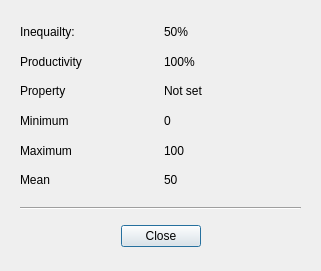
Above: statsdialog.ui from Obson/MicroSim-GUI before the change. Below: the same form after it.
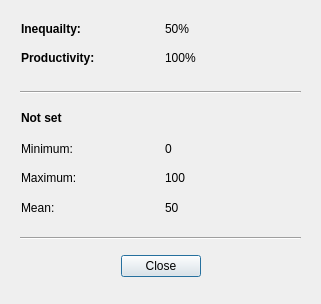
That is the form after the change.

Commit message:
Improved toolbar behaviour
Statistics button now disabled until property selected, and prompt given to save current profile, if it has changed, before changing to a different one.

Diff of the .ui file:
```diff
--- a/statsdialog.ui
+++ b/statsdialog.ui
@@ -7,7 +7,7 @@
     <x>0</x>
     <y>0</y>
     <width>321</width>
-    <height>271</height>
+    <height>304</height>
    </rect>
   </property>
   <property name="windowTitle">
@@ -17,7 +17,7 @@
    <property name="geometry">
     <rect>
      <x>50</x>
-     <y>220</y>
+     <y>250</y>
      <width>221</width>
      <height>32</height>
     </rect>
@@ -36,7 +36,7 @@
    <property name="geometry">
     <rect>
      <x>20</x>
-     <y>200</y>
+     <y>230</y>
      <width>281</width>
      <height>16</height>
     </rect>
@@ -45,101 +45,179 @@
     <enum>Qt::Horizontal</enum>
    </property>
   </widget>
-  <widget class="QWidget" name="layoutWidget">
+  <widget class="Line" name="line_2">
    <property name="geometry">
     <rect>
      <x>20</x>
-     <y>20</y>
+     <y>84</y>
      <width>281</width>
-     <height>172</height>
+     <height>16</height>
     </rect>
    </property>
-   <layout class="QGridLayout" name="gridLayout_2">
-    <item row="0" column="1">
+   <property name="orientation">
+    <enum>Qt::Horizontal</enum>
+   </property>
+  </widget>
      <widget class="QLabel" name="labGini">
+   <property name="geometry">
+    <rect>
+     <x>165</x>
+     <y>21</y>
+     <width>81</width>
+     <height>16</height>
+    </rect>
+   </property>
       <property name="text">
        <string>50%</string>
       </property>
      </widget>
-    </item>
-    <item row="3" column="1">
      <widget class="QLabel" name="labMin">
+   <property name="geometry">
+    <rect>
+     <x>165</x>
+     <y>141</y>
+     <width>71</width>
+     <height>16</height>
+    </rect>
+   </property>
       <property name="text">
        <string>0</string>
       </property>
      </widget>
-    </item>
-    <item row="1" column="0">
      <widget class="QLabel" name="label_3">
-      <property name="text">
-       <string>Productivity</string>
-      </property>
-     </widget>
-    </item>
-    <item row="2" column="0">
-     <widget class="QLabel" name="label_5">
+   <property name="geometry">
+    <rect>
+     <x>21</x>
+     <y>50</y>
+     <width>111</width>
+     <height>16</height>
+    </rect>
+   </property>
+   <property name="font">
+    <font>
+     <weight>75</weight>
+     <bold>true</bold>
+    </font>
+   </property>
       <property name="text">
-       <string>Property</string>
-      </property>
-     </widget>
-    </item>
-    <item row="1" column="1">
+    <string>Productivity:</string>
+   </property>
+  </widget>
      <widget class="QLabel" name="labProductivity">
+   <property name="geometry">
+    <rect>
+     <x>165</x>
+     <y>50</y>
+     <width>81</width>
+     <height>16</height>
+    </rect>
+   </property>
       <property name="text">
        <string>100%</string>
       </property>
      </widget>
-    </item>
-    <item row="4" column="1">
      <widget class="QLabel" name="labMax">
+   <property name="geometry">
+    <rect>
+     <x>165</x>
+     <y>170</y>
+     <width>81</width>
+     <height>16</height>
+    </rect>
+   </property>
       <property name="text">
        <string>100</string>
       </property>
      </widget>
-    </item>
-    <item row="4" column="0">
      <widget class="QLabel" name="label_8">
+   <property name="geometry">
+    <rect>
+     <x>21</x>
+     <y>170</y>
+     <width>62</width>
+     <height>16</height>
+    </rect>
+   </property>
       <property name="text">
-       <string>Maximum</string>
-      </property>
-     </widget>
-    </item>
-    <item row="5" column="0">
+    <string>Maximum:</string>
+   </property>
+  </widget>
      <widget class="QLabel" name="label_10">
+   <property name="geometry">
+    <rect>
+     <x>21</x>
+     <y>200</y>
+     <width>37</width>
+     <height>16</height>
+    </rect>
+   </property>
       <property name="text">
-       <string>Mean</string>
-      </property>
-     </widget>
-    </item>
-    <item row="5" column="1">
+    <string>Mean:</string>
+   </property>
+  </widget>
      <widget class="QLabel" name="labMean">
+   <property name="geometry">
+    <rect>
+     <x>165</x>
+     <y>200</y>
+     <width>81</width>
+     <height>16</height>
+    </rect>
+   </property>
       <property name="text">
        <string>50</string>
       </property>
      </widget>
-    </item>
-    <item row="0" column="0">
      <widget class="QLabel" name="label">
+   <property name="geometry">
+    <rect>
+     <x>21</x>
+     <y>21</y>
+     <width>101</width>
+     <height>16</height>
+    </rect>
+   </property>
+   <property name="font">
+    <font>
+     <weight>75</weight>
+     <bold>true</bold>
+    </font>
+   </property>
       <property name="text">
        <string>Inequailty:</string>
       </property>
      </widget>
-    </item>
-    <item row="3" column="0">
      <widget class="QLabel" name="label_6">
+   <property name="geometry">
+    <rect>
+     <x>21</x>
+     <y>141</y>
+     <width>59</width>
+     <height>16</height>
+    </rect>
+   </property>
       <property name="text">
-       <string>Minimum</string>
-      </property>
-     </widget>
-    </item>
-    <item row="2" column="1">
+    <string>Minimum:</string>
+   </property>
+  </widget>
      <widget class="QLabel" name="labProperty">
+   <property name="geometry">
+    <rect>
+     <x>21</x>
+     <y>110</y>
+     <width>271</width>
+     <height>16</height>
+    </rect>
+   </property>
+   <property name="font">
+    <font>
+     <weight>75</weight>
+     <bold>true</bold>
+    </font>
+   </property>
       <property name="text">
        <string>Not set</string>
       </property>
-     </widget>
-    </item>
-   </layout>
   </widget>
  </widget>
  <resources/>
```
Lines whose indentation alone changed are shown as unchanged. The commit also changes 2 other files.
